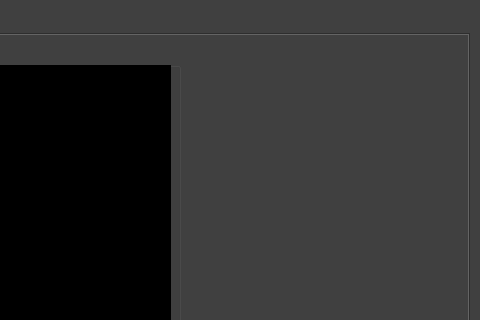
codeoneclick/ie3D, file ie3D-EMap/Forms/CMainWindow.ui: the form before one commit; both pictures show x 800 to 1280 and y 0 to 320 of the 1280 by 800 pixel window.
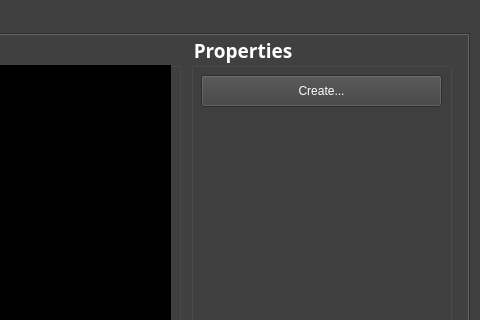
The form after the commit. The open tabs and pages were chosen to show the change.

```diff
--- a/ie3D-EMap/Forms/CMainWindow.ui
+++ b/ie3D-EMap/Forms/CMainWindow.ui
@@ -907,6 +907,43 @@
        </property>
       </widget>
      </widget>
+     <widget class="QGroupBox" name="groupBox_3">
+      <property name="geometry">
+       <rect>
+        <x>980</x>
+        <y>0</y>
+        <width>261</width>
+        <height>721</height>
+       </rect>
+      </property>
+      <property name="font">
+       <font>
+        <family>Menlo</family>
+        <pointsize>14</pointsize>
+        <weight>75</weight>
+        <bold>true</bold>
+       </font>
+      </property>
+      <property name="styleSheet">
+       <string notr="true">color: rgb(255, 255, 255);</string>
+      </property>
+      <property name="title">
+       <string>Properties</string>
+      </property>
+      <widget class="QPushButton" name="m_createGameObjectButton">
+       <property name="geometry">
+        <rect>
+         <x>10</x>
+         <y>40</y>
+         <width>241</width>
+         <height>32</height>
+        </rect>
+       </property>
+       <property name="text">
+        <string>Create...</string>
+       </property>
+      </widget>
+     </widget>
     </widget>
    </widget>
   </widget>
```
Left out of the diff: 6 changed lines with no effect on the pictures.
